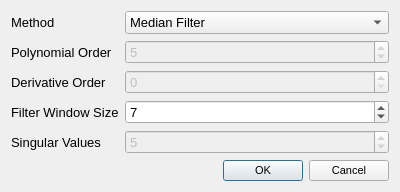
Old version of the form filterdialog.ui in the repository VespucciProject/Vespucci.
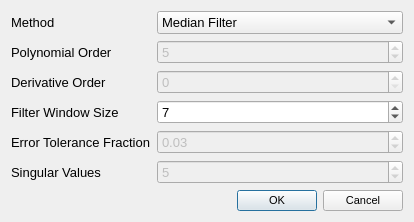
New version of the form.

Commit message: Updated MinGW builds. Working on support for de-noise using QUIC_SVD but getting an error related to too little

What changed in the file:
```diff
--- a/filterdialog.ui
+++ b/filterdialog.ui
@@ -7,7 +7,7 @@
     <x>0</x>
     <y>0</y>
     <width>400</width>
-    <height>171</height>
+    <height>209</height>
    </rect>
   </property>
   <property name="font">
@@ -113,7 +113,7 @@
      </property>
     </widget>
    </item>
-   <item row="5" column="1">
+   <item row="6" column="1">
     <widget class="QDialogButtonBox" name="buttonBox">
      <property name="font">
       <font>
@@ -128,7 +128,7 @@
      </property>
     </widget>
    </item>
-   <item row="4" column="1">
+   <item row="5" column="1">
     <widget class="QSpinBox" name="singularValuesSpinBox">
      <property name="enabled">
       <bool>false</bool>
@@ -144,13 +144,33 @@
      </property>
     </widget>
    </item>
-   <item row="4" column="0">
+   <item row="5" column="0">
     <widget class="QLabel" name="label_5">
      <property name="text">
       <string>Singular Values</string>
      </property>
     </widget>
    </item>
+   <item row="4" column="0">
+    <widget class="QLabel" name="label_6">
+     <property name="text">
+      <string>Error Tolerance Fraction</string>
+     </property>
+    </widget>
+   </item>
+   <item row="4" column="1">
+    <widget class="QDoubleSpinBox" name="epsilonSpinBox">
+     <property name="enabled">
+      <bool>false</bool>
+     </property>
+     <property name="maximum">
+      <double>1.000000000000000</double>
+     </property>
+     <property name="value">
+      <double>0.030000000000000</double>
+     </property>
+    </widget>
+   </item>
   </layout>
  </widget>
  <resources/>
```
Left out of the diff: 5 changed lines with no effect on the pictures. The commit also changes 13 other files.
